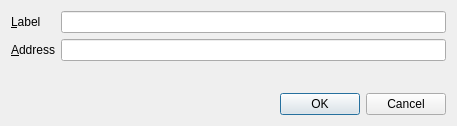
First picture: the form in src/qt/forms/editaddressdialog.ui, repository nazigold/nazigold, before the edit.
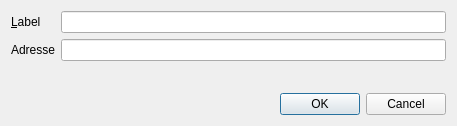
Second picture: the form after the edit.

```diff
--- a/src/qt/forms/editaddressdialog.ui
+++ b/src/qt/forms/editaddressdialog.ui
@@ -39,7 +39,7 @@
      <item row="1" column="0">
       <widget class="QLabel" name="label_2">
        <property name="text">
-        <string>&amp;Address</string>
+        <string>Adresse</string>
        </property>
        <property name="buddy">
         <cstring>addressEdit</cstring>
```
